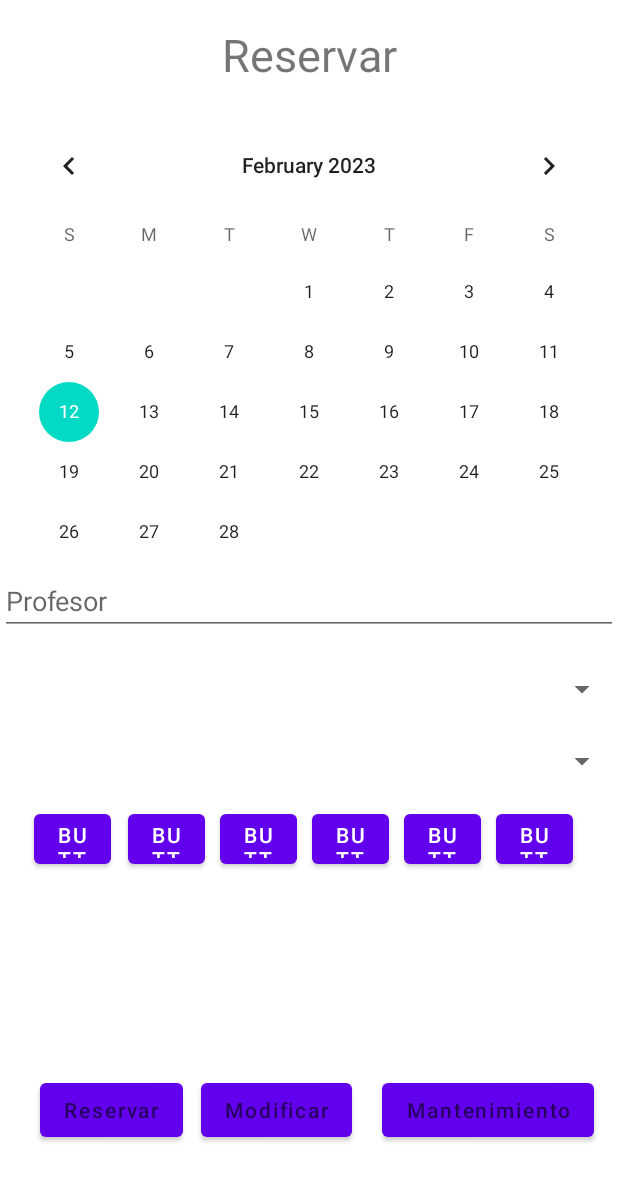
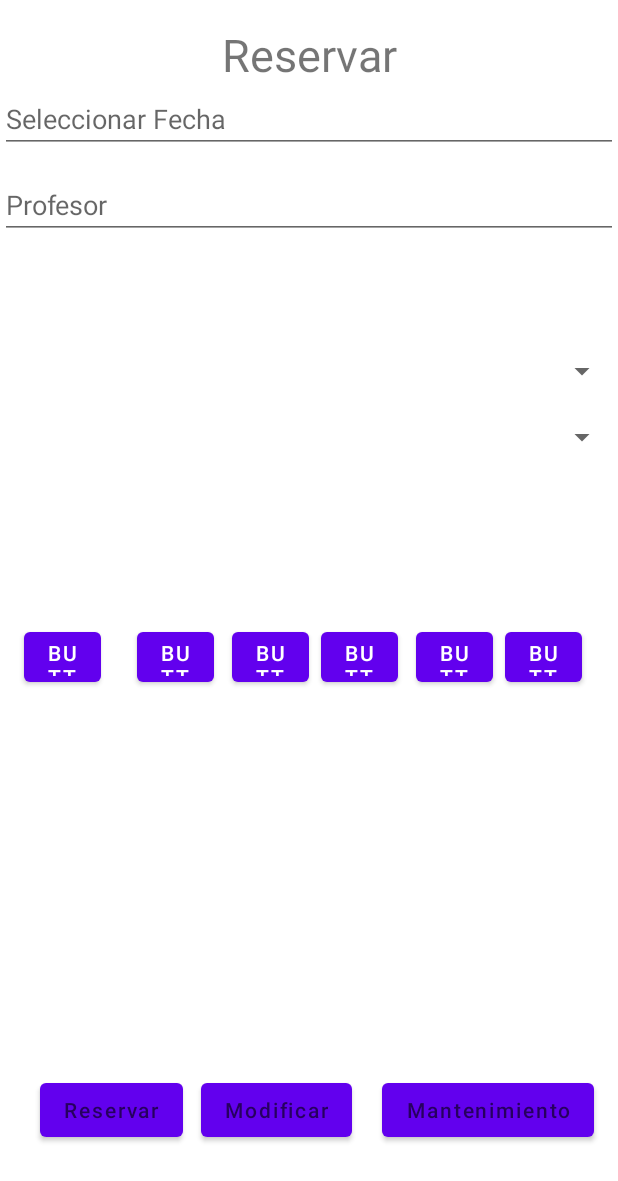
Before and after one commit to G0ned/ProyectoAndroid, an Android app: the CrearReservaFragment screen opened through its navigation route, on a phone screen of 412 x 824 dp. Shown: the top 1181 px of the screen. Run offline under Robolectric (Android 15) with nearby library versions, the phone set to English and light mode, and no system bars.

Commit message:
Selector de fecha agregado

```diff
--- a/app/src/main/java/com/example/proyectoandroid/reservas/CrearReservaFragment.kt
+++ b/app/src/main/java/com/example/proyectoandroid/reservas/CrearReservaFragment.kt
@@ -6,55 +6,30 @@ import android.view.LayoutInflater
 import android.view.View
 import android.view.ViewGroup
 import com.example.proyectoandroid.R
+import com.example.proyectoandroid.databinding.FragmentCrearReservaBinding
 
-// TODO: Rename parameter arguments, choose names that match
-// the fragment initialization parameters, e.g. ARG_ITEM_NUMBER
-private const val ARG_PARAM1 = "param1"
-private const val ARG_PARAM2 = "param2"
+class CrearReservaFragment : Fragment() {
 
-/**
- * A simple [Fragment] subclass.
- * Use the [CrearReservaFragment.newInstance] factory method to
- * create an instance of this fragment.
- */
-class CrearReservaFragment : Fragment() {
-    // TODO: Rename and change types of parameters
-    private var param1: String? = null
-    private var param2: String? = null
-
-    override fun onCreate(savedInstanceState: Bundle?) {
-        super.onCreate(savedInstanceState)
-        arguments?.let {
-            param1 = it.getString(ARG_PARAM1)
-            param2 = it.getString(ARG_PARAM2)
-        }
-    }
+    private lateinit var binding : FragmentCrearReservaBinding
 
     override fun onCreateView(
         inflater: LayoutInflater, container: ViewGroup?,
         savedInstanceState: Bundle?
     ): View? {
+        binding = FragmentCrearReservaBinding.inflate(inflater, container, false)
+        binding.selFechaEt.setOnClickListener{mostrarCalendario()}
         // Inflate the layout for this fragment
-        return inflater.inflate(R.layout.fragment_crear_reserva, container, false)
+        return binding.root
     }
 
-    companion object {
-        /**
-         * Use this factory method to create a new instance of
-         * this fragment using the provided parameters.
-         *
-         * @param param1 Parameter 1.
-         * @param param2 Parameter 2.
-         * @return A new instance of fragment CrearReservaFragment.
-         */
-        // TODO: Rename and change types and number of parameters
-        @JvmStatic
-        fun newInstance(param1: String, param2: String) =
-            CrearReservaFragment().apply {
-                arguments = Bundle().apply {
-                    putString(ARG_PARAM1, param1)
-                    putString(ARG_PARAM2, param2)
-                }
-            }
+    private fun mostrarCalendario(){
+
+        val cursor_fecha = SeleccionarFechaFragment{day, month, year -> fechaElegida(day, month, year)}
+        cursor_fecha.show(childFragmentManager, "cursor_fecha")
+    }
+
+    fun fechaElegida(day:Int, month:Int, year:Int){
+        val new_month=month+1
+        binding.selFechaEt.setText("$year-$new_month-$day")
     }
 }
--- /dev/null
+++ b/app/src/main/java/com/example/proyectoandroid/reservas/SeleccionarFechaFragment.kt
@@ -0,0 +1,33 @@
+package com.example.proyectoandroid.reservas
+
+import android.app.DatePickerDialog
+import android.app.Dialog
+import android.content.Context
+import android.os.Bundle
+import android.widget.DatePicker
+import androidx.fragment.app.DialogFragment
+import java.util.*
+
+class SeleccionarFechaFragment (val listener: (day: Int, month: Int, year:Int)-> Unit): DialogFragment(),
+    DatePickerDialog.OnDateSetListener {
+
+
+    override fun onDateSet(p0: DatePicker?, sel_day: Int, sel_month: Int, sel_year: Int) {
+        listener(sel_day,sel_month,sel_year)
+    }
+
+    override fun onCreateDialog(savedInstanceState: Bundle?): Dialog {
+
+        val calendario = Calendar.getInstance()
+        val day : Int = calendario.get(Calendar.DAY_OF_MONTH)
+        val month : Int = calendario.get(Calendar.MONTH)
+        val year : Int = calendario.get(Calendar.YEAR)
+
+        val cursor = DatePickerDialog(activity as Context, this, year, month, day)
+        cursor.datePicker.maxDate=calendario.timeInMillis+1209600000
+        cursor.datePicker.minDate=calendario.timeInMillis
+        return cursor
+
+    }
+
+}
--- a/app/src/main/res/layout/fragment_crear_reserva.xml
+++ b/app/src/main/res/layout/fragment_crear_reserva.xml
@@ -7,36 +7,6 @@
     android:layout_height="match_parent"
     tools:context=".reservas.CrearReservaFragment">
 
-    <Button
-        android:id="@+id/hora1"
-        android:layout_width="51dp"
-        android:layout_height="45dp"
-        android:layout_marginTop="17dp"
-        android:layout_marginEnd="10dp"
-        android:text="Button"
-        app:layout_constraintEnd_toStartOf="@+id/hora2"
-        app:layout_constraintTop_toBottomOf="@+id/aulas" />
-
-    <Button
-        android:id="@+id/hora2"
-        android:layout_width="51dp"
-        android:layout_height="45dp"
-        android:layout_marginTop="17dp"
-        android:layout_marginEnd="10dp"
-        android:text="Button"
-        app:layout_constraintEnd_toStartOf="@+id/hora3"
-        app:layout_constraintTop_toBottomOf="@+id/aulas" />
-
-    <Button
-        android:id="@+id/hora3"
-        android:layout_width="51dp"
-        android:layout_height="45dp"
-        android:layout_marginTop="17dp"
-        android:layout_marginEnd="30dp"
-        android:text="Button"
-        app:layout_constraintEnd_toEndOf="parent"
-        app:layout_constraintTop_toBottomOf="@+id/aulas" />
-
     <TextView
         android:id="@+id/reservar_tag"
         android:layout_width="wrap_content"
@@ -45,19 +15,19 @@
         android:text="@string/reservar_tag"
         android:textAlignment="center"
         android:textSize="30sp"
-        app:layout_constraintBottom_toTopOf="@+id/calendario_reservas"
+        app:layout_constraintBottom_toTopOf="@+id/sel_fecha_et"
         app:layout_constraintEnd_toEndOf="parent"
         app:layout_constraintStart_toStartOf="parent"
         app:layout_constraintTop_toTopOf="parent"
         app:layout_constraintVertical_bias="0.19" />
 
-    <CalendarView
-        android:id="@+id/calendario_reservas"
-        android:layout_width="413dp"
-        android:layout_height="289dp"
-        android:layout_marginTop="20dp"
-        app:layout_constraintEnd_toEndOf="parent"
-        app:layout_constraintHorizontal_bias="1.0"
+    <EditText
+        android:id="@+id/sel_fecha_et"
+        android:layout_width="match_parent"
+        android:layout_height="wrap_content"
+        android:hint="@string/AyudaFecha"
+        android:clickable="false"
+        android:focusable="false"
         app:layout_constraintStart_toStartOf="parent"
         app:layout_constraintTop_toBottomOf="@+id/reservar_tag" />
 
@@ -67,56 +37,86 @@
         android:layout_height="wrap_content"
         android:layout_marginTop="12dp"
         android:hint="@string/profesor_tag_str"
-        app:layout_constraintTop_toBottomOf="@+id/calendario_reservas"
-        tools:layout_editor_absoluteX="0dp" />
+        app:layout_constraintStart_toStartOf="parent"
+        app:layout_constraintTop_toBottomOf="@+id/sel_fecha_et" />
 
     <Spinner
         android:id="@+id/curso_grupo_spin"
         android:layout_width="match_parent"
         android:layout_height="wrap_content"
-        android:layout_marginTop="24dp"
+        android:layout_marginTop="76dp"
         app:layout_constraintTop_toBottomOf="@+id/editText"
-        tools:layout_editor_absoluteX="-1dp" />
+        tools:layout_editor_absoluteX="0dp" />
 
     <Spinner
         android:id="@+id/aulas"
         android:layout_width="match_parent"
         android:layout_height="wrap_content"
-        android:layout_marginTop="24dp"
+        android:layout_marginTop="20dp"
         app:layout_constraintTop_toBottomOf="@+id/curso_grupo_spin"
-        tools:layout_editor_absoluteX="0dp" />
+        tools:layout_editor_absoluteX="18dp" />
+
+    <Button
+        android:id="@+id/hora1"
+        android:layout_width="51dp"
+        android:layout_height="45dp"
+        android:layout_marginTop="112dp"
+        android:layout_marginEnd="12dp"
+        android:text="Button"
+        app:layout_constraintEnd_toStartOf="@+id/hora2"
+        app:layout_constraintTop_toBottomOf="@+id/aulas" />
+
+    <Button
+        android:id="@+id/hora6"
+        android:layout_width="51dp"
+        android:layout_height="45dp"
+        android:layout_marginTop="112dp"
+        android:layout_marginEnd="8dp"
+        android:text="Button"
+        app:layout_constraintEnd_toStartOf="@+id/hora1"
+        app:layout_constraintTop_toBottomOf="@+id/aulas" />
+
+    <Button
+        android:id="@+id/hora5"
+        android:layout_width="51dp"
+        android:layout_height="45dp"
+        android:layout_marginTop="112dp"
+        android:layout_marginEnd="12dp"
+        android:text="Button"
+        app:layout_constraintEnd_toStartOf="@+id/hora6"
+        app:layout_constraintTop_toBottomOf="@+id/aulas" />
+
+    <Button
+        android:id="@+id/hora3"
+        android:layout_width="51dp"
+        android:layout_height="45dp"
+        android:layout_marginTop="112dp"
+        android:layout_marginEnd="24dp"
+        android:text="Button"
+        app:layout_constraintEnd_toEndOf="parent"
+        app:layout_constraintTop_toBottomOf="@+id/aulas" />
 
     <Button
         android:id="@+id/hora4"
         android:layout_width="51dp"
         android:layout_height="45dp"
         android:layout_marginStart="10dp"
-        android:layout_marginTop="17dp"
+        android:layout_marginTop="112dp"
         android:layout_marginEnd="10dp"
         android:text="Button"
         app:layout_constraintEnd_toStartOf="@+id/hora5"
-        app:layout_constraintHorizontal_bias="0.884"
+        app:layout_constraintHorizontal_bias="0.285"
         app:layout_constraintStart_toStartOf="parent"
         app:layout_constraintTop_toBottomOf="@+id/aulas" />
 
     <Button
-        android:id="@+id/hora5"
+        android:id="@+id/hora2"
         android:layout_width="51dp"
         android:layout_height="45dp"
-        android:layout_marginTop="17dp"
-        android:layout_marginEnd="10dp"
+        android:layout_marginTop="112dp"
+        android:layout_marginEnd="8dp"
         android:text="Button"
-        app:layout_constraintEnd_toStartOf="@+id/hora6"
-        app:layout_constraintTop_toBottomOf="@+id/aulas" />
-
-    <Button
-        android:id="@+id/hora6"
-        android:layout_width="51dp"
-        android:layout_height="45dp"
-        android:layout_marginTop="17dp"
-        android:layout_marginEnd="10dp"
-        android:text="Button"
-        app:layout_constraintEnd_toStartOf="@+id/hora1"
+        app:layout_constraintEnd_toStartOf="@+id/hora3"
         app:layout_constraintTop_toBottomOf="@+id/aulas" />
 
     <Button
--- a/app/src/main/res/values/strings.xml
+++ b/app/src/main/res/values/strings.xml
@@ -23,4 +23,5 @@
     <string name="TituloMostrarIncidencia">Mostrar incidencia</string>
     <string name="TituloCrearIncidencia">Crear incidencia</string>
     <string name="TitulologinIncidencia">Login administrador</string>
+    <string name="AyudaFecha">Seleccionar Fecha</string>
 </resources>
```
